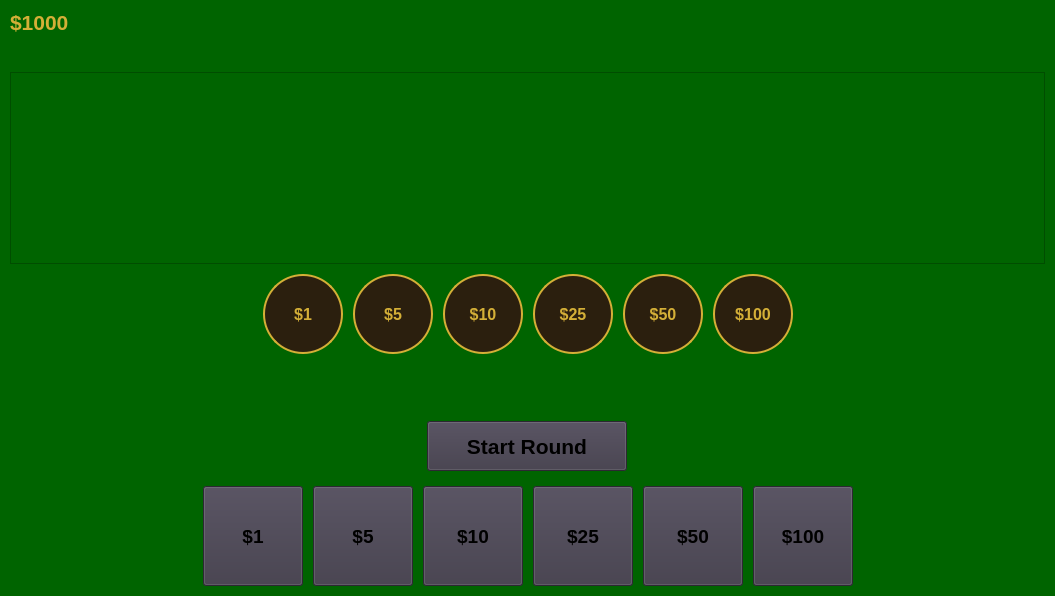
owenharvey78/blackjack-learning-game, file game_widget.ui: the form before one commit.
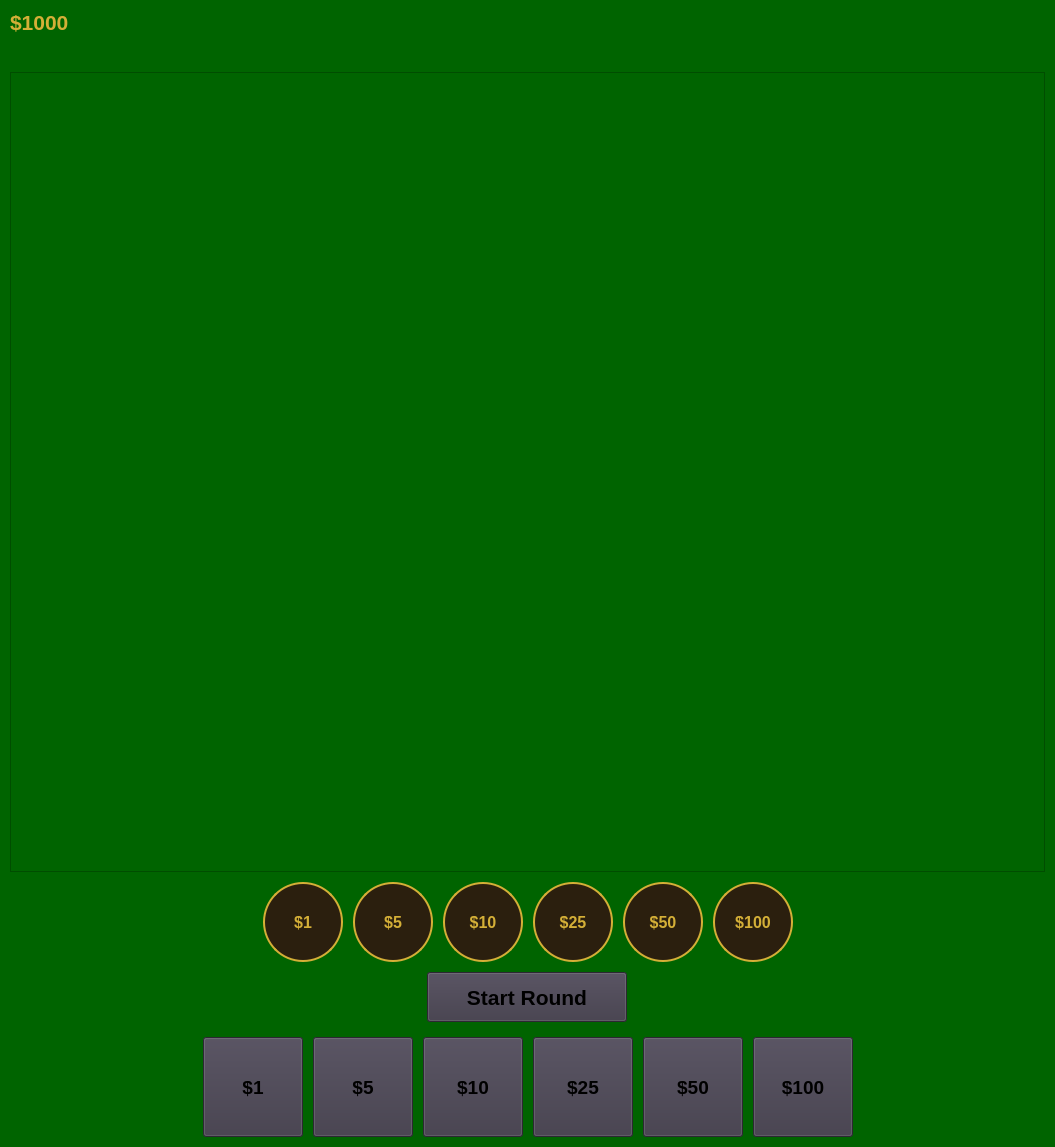
The form after the commit.

Commit message: Update sizing and positioning

```diff
--- a/game_widget.ui
+++ b/game_widget.ui
@@ -73,7 +73,14 @@
     </layout>
    </item>
    <item>
-    <widget class="QGraphicsView" name="graphicsView"/>
+    <widget class="QGraphicsView" name="graphicsView">
+     <property name="minimumSize">
+      <size>
+       <width>800</width>
+       <height>800</height>
+      </size>
+     </property>
+    </widget>
    </item>
    <item>
     <layout class="QHBoxLayout" name="betDisplayLayout" stretch="0,0,0,0,0,0,0,0">
```
The commit also changes 1 other file.
